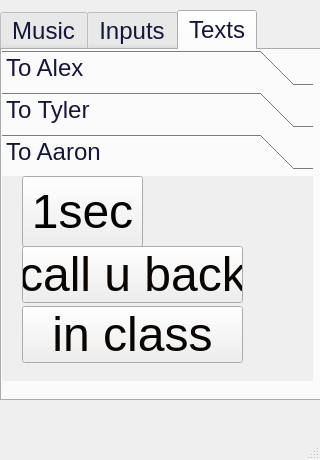
Before: the Qt Designer form form.ui in jkeller52/pigui, drawn with Qt 5.
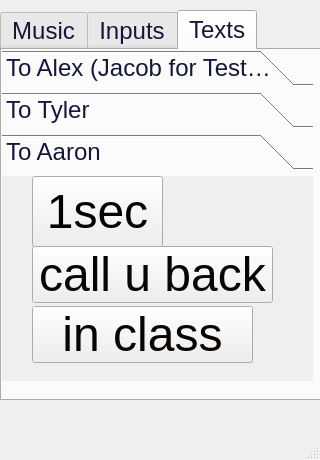
After: the same form once the commit is applied. The open tabs and pages were chosen to show the change. Icons and pictures are not drawn.

Commit message: init.py: fixed 'pause' and 'play' buttons after renaming

```diff
--- a/form.ui
+++ b/form.ui
@@ -546,7 +546,7 @@
         </rect>
        </property>
        <attribute name="label">
-        <string>To Alex</string>
+        <string>To Alex (Jacob for Testing)</string>
        </attribute>
        <widget class="QPushButton" name="text1">
         <property name="geometry">
@@ -747,9 +747,9 @@
        <widget class="QPushButton" name="text2_7">
         <property name="geometry">
          <rect>
-          <x>20</x>
+          <x>30</x>
           <y>70</y>
-          <width>221</width>
+          <width>241</width>
           <height>57</height>
          </rect>
         </property>
@@ -769,9 +769,9 @@
        <widget class="QPushButton" name="text3_5">
         <property name="geometry">
          <rect>
-          <x>20</x>
+          <x>30</x>
           <y>0</y>
-          <width>121</width>
+          <width>131</width>
           <height>71</height>
          </rect>
         </property>
@@ -797,7 +797,7 @@
        <widget class="QPushButton" name="text2_8">
         <property name="geometry">
          <rect>
-          <x>20</x>
+          <x>30</x>
           <y>130</y>
           <width>221</width>
           <height>57</height>
```
Left out of the diff: 14 changed lines with no effect on the pictures. The commit also changes 1 other file.
